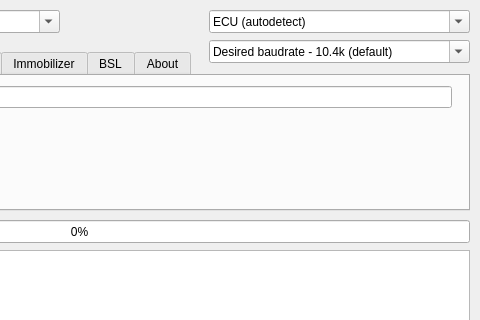
Before: the Qt Designer form flasher/gkflasher.ui in Dante383/GKFlasher, drawn with Qt 5; both pictures show x 321 to 801 and y 0 to 320 of the 801 by 642 pixel window.
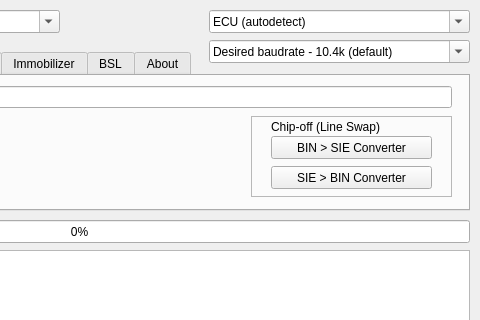
After: the same form once the commit is applied. The open tabs and pages were chosen to show the change. Icons and pictures are not drawn.

Commit message: add line-swap buttons to ui

```diff
--- a/flasher/gkflasher.ui
+++ b/flasher/gkflasher.ui
@@ -237,6 +237,67 @@
       <string>Correct checksum</string>
      </property>
     </widget>
+    <widget class="QFrame" name="lineSwapFrame">
+     <property name="geometry">
+      <rect>
+       <x>560</x>
+       <y>40</y>
+       <width>201</width>
+       <height>81</height>
+      </rect>
+     </property>
+     <property name="frameShape">
+      <enum>QFrame::StyledPanel</enum>
+     </property>
+     <property name="frameShadow">
+      <enum>QFrame::Raised</enum>
+     </property>
+     <property name="lineWidth">
+      <number>10</number>
+     </property>
+     <property name="midLineWidth">
+      <number>0</number>
+     </property>
+     <widget class="QPushButton" name="binToSieBtn">
+      <property name="geometry">
+       <rect>
+        <x>20</x>
+        <y>20</y>
+        <width>161</width>
+        <height>23</height>
+       </rect>
+      </property>
+      <property name="text">
+       <string>BIN &gt; SIE Converter</string>
+      </property>
+     </widget>
+     <widget class="QLabel" name="lineSwapLabel">
+      <property name="geometry">
+       <rect>
+        <x>20</x>
+        <y>1</y>
+        <width>161</width>
+        <height>20</height>
+       </rect>
+      </property>
+      <property name="text">
+       <string>Chip-off (Line Swap)</string>
+      </property>
+     </widget>
+     <widget class="QPushButton" name="sieToBinBtn">
+      <property name="geometry">
+       <rect>
+        <x>20</x>
+        <y>50</y>
+        <width>161</width>
+        <height>23</height>
+       </rect>
+      </property>
+      <property name="text">
+       <string>SIE &gt; BIN Converter</string>
+      </property>
+     </widget>
+    </widget>
    </widget>
    <widget class="QWidget" name="tab_id">
     <attribute name="title">
```
